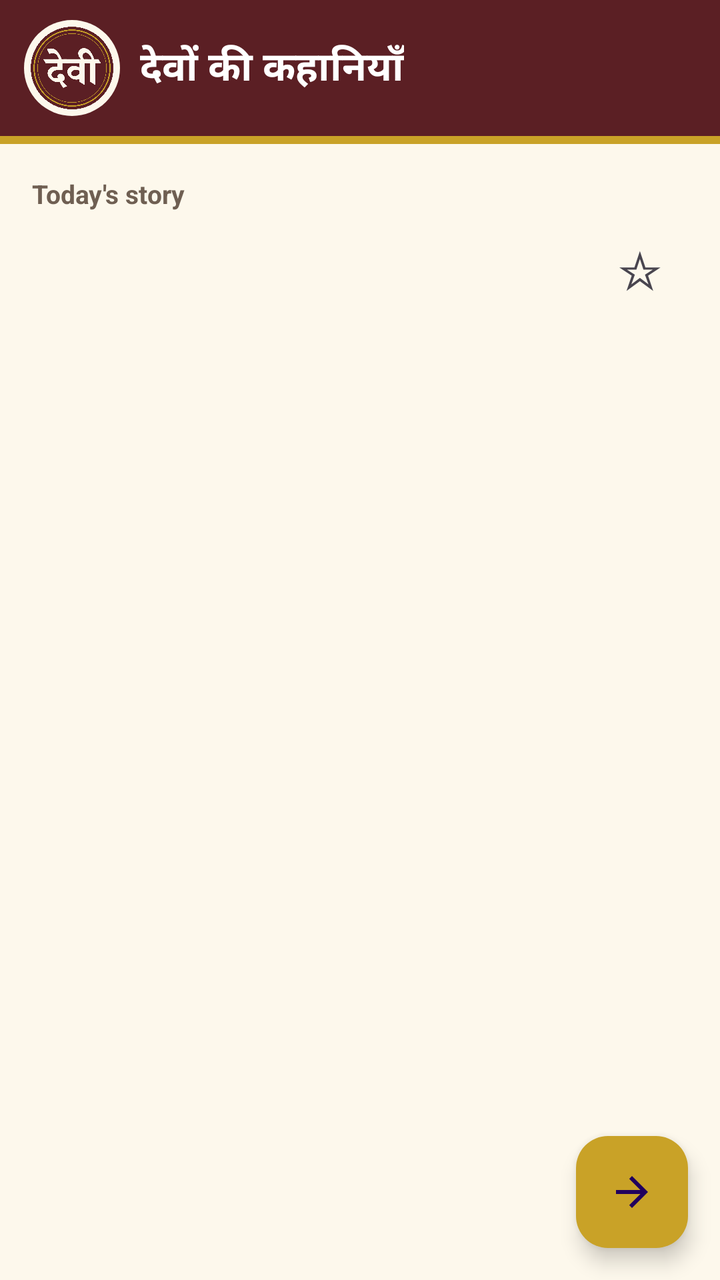
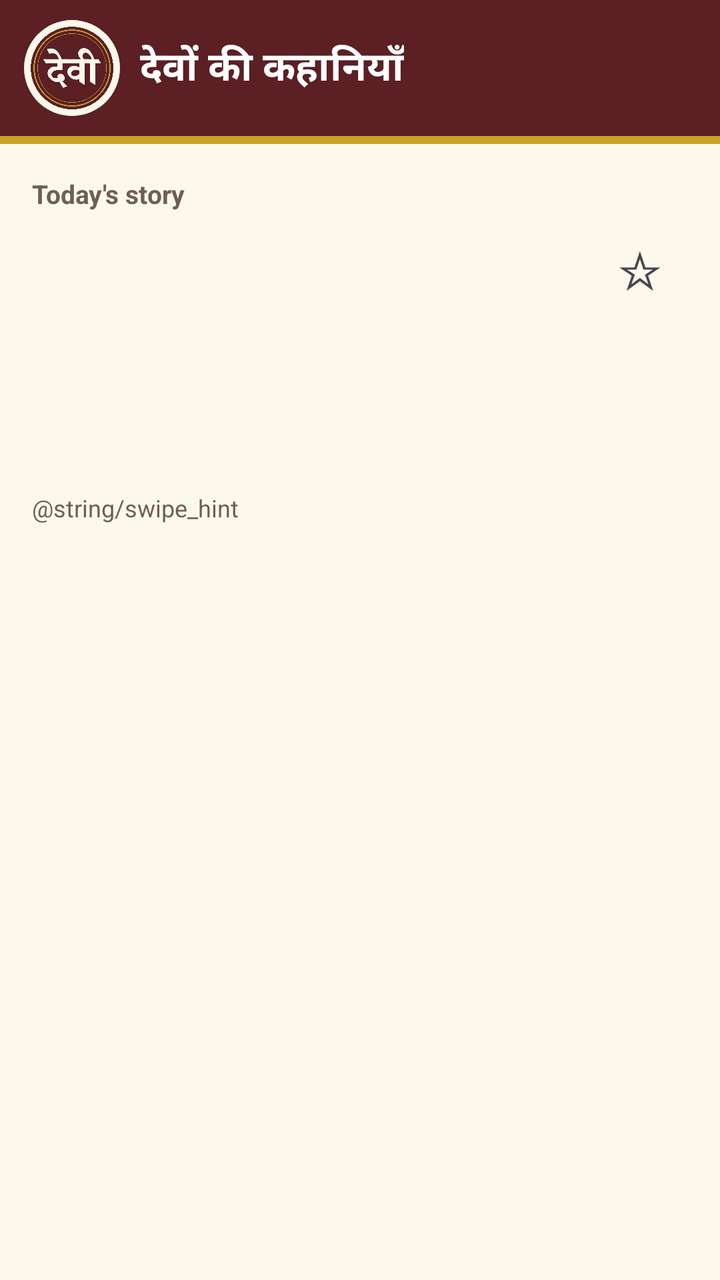

Screens rendered from an Android XML layout before and after an edit, with the pre-edit source and the edit as a unified diff.
<!-- AndroidManifest.xml: application theme Theme.HinduStorybooks -->
<!-- res/layout/fragment_home.xml -->
<?xml version="1.0" encoding="utf-8"?>
<androidx.constraintlayout.widget.ConstraintLayout xmlns:android="http://schemas.android.com/apk/res/android"
    xmlns:app="http://schemas.android.com/apk/res-auto"
    android:layout_width="match_parent"
    android:layout_height="match_parent"
    android:background="@color/cream">

    <ScrollView
        android:id="@+id/home_scroll"
        android:layout_width="0dp"
        android:layout_height="0dp"
        app:layout_constraintBottom_toBottomOf="parent"
        app:layout_constraintEnd_toEndOf="parent"
        app:layout_constraintStart_toStartOf="parent"
        app:layout_constraintTop_toTopOf="parent">

        <LinearLayout
            android:layout_width="match_parent"
            android:layout_height="wrap_content"
            android:orientation="vertical">

            <include layout="@layout/app_header" />

            <TextView
                android:id="@+id/home_kicker"
                android:layout_width="wrap_content"
                android:layout_height="wrap_content"
                android:layout_marginStart="16dp"
                android:layout_marginTop="16dp"
                android:text="@string/kicker_today"
                android:textColor="@color/muted"
                android:textSize="13sp"
                android:textStyle="bold" />

            <LinearLayout
                android:layout_width="match_parent"
                android:layout_height="wrap_content"
                android:layout_marginStart="16dp"
                android:layout_marginEnd="16dp"
                android:layout_marginTop="4dp"
                android:gravity="center_vertical"
                android:orientation="horizontal">

                <TextView
                    android:id="@+id/home_title"
                    android:layout_width="0dp"
                    android:layout_height="wrap_content"
                    android:layout_weight="1"
                    android:textColor="@color/maroon"
                    android:textSize="21sp"
                    android:textStyle="bold" />

                <TextView
                    android:id="@+id/home_star"
                    android:layout_width="48dp"
                    android:layout_height="48dp"
                    android:gravity="center"
                    android:text="☆"
                    android:textSize="26sp" />
            </LinearLayout>

            <ImageView
                android:id="@+id/home_painting"
                android:layout_width="match_parent"
                android:layout_height="wrap_content"
                android:layout_marginStart="16dp"
                android:layout_marginEnd="16dp"
                android:layout_marginTop="12dp"
                android:adjustViewBounds="true"
                android:background="@color/cream_dark"
                android:maxHeight="460dp"
                android:scaleType="fitCenter" />

            <TextView
                android:id="@+id/home_desc"
                android:layout_width="match_parent"
                android:layout_height="wrap_content"
                android:layout_marginStart="16dp"
                android:layout_marginEnd="16dp"
                android:layout_marginTop="12dp"
                android:textSize="15sp" />

            <TextView
                android:id="@+id/home_meta"
                android:layout_width="match_parent"
                android:layout_height="wrap_content"
                android:layout_marginStart="16dp"
                android:layout_marginEnd="16dp"
                android:layout_marginTop="6dp"
                android:layout_marginBottom="96dp"
                android:textColor="@color/muted"
                android:textSize="13sp" />
        </LinearLayout>
    </ScrollView>

    <com.google.android.material.floatingactionbutton.FloatingActionButton
        android:id="@+id/home_next"
        android:layout_width="wrap_content"
        android:layout_height="wrap_content"
        android:layout_margin="16dp"
        android:backgroundTint="@color/gold"
        android:contentDescription="@string/next_story"
        app:layout_constraintBottom_toBottomOf="parent"
        app:layout_constraintEnd_toEndOf="parent"
        app:srcCompat="@drawable/ic_arrow" />
</androidx.constraintlayout.widget.ConstraintLayout>
<!-- res/layout/app_header.xml (included above) -->
<?xml version="1.0" encoding="utf-8"?>
<LinearLayout xmlns:android="http://schemas.android.com/apk/res/android"
    android:layout_width="match_parent"
    android:layout_height="wrap_content"
    android:orientation="vertical">
    <LinearLayout
        android:layout_width="match_parent"
        android:layout_height="wrap_content"
        android:background="@color/maroon"
        android:gravity="center_vertical"
        android:paddingStart="12dp"
        android:paddingTop="10dp"
        android:paddingBottom="10dp">
        <ImageView
            android:id="@+id/header_logo"
            android:layout_width="48dp"
            android:layout_height="48dp"
            android:background="@drawable/seal_backdrop"
            android:contentDescription="@string/app_name"
            android:padding="2dp"
            android:src="@drawable/logo_devi_seal" />
        <TextView
            android:id="@+id/header_title"
            android:layout_width="wrap_content"
            android:layout_height="wrap_content"
            android:layout_marginStart="10dp"
            android:text="@string/app_name"
            android:textColor="@color/white"
            android:textSize="20sp"
            android:textStyle="bold" />
    </LinearLayout>
    <View
        android:layout_width="match_parent"
        android:layout_height="4dp"
        android:background="@color/gold" />
</LinearLayout>
<!-- resources referenced by this layout -->
<resources>
  <color name="cream">#fdf8ec</color>
  <color name="cream_dark">#f3ead2</color>
  <color name="gold">#c9a227</color>
  <color name="maroon">#5b1f24</color>
  <color name="muted">#6f5f52</color>
  <color name="white">#ffffff</color>
  <!-- drawable ic_arrow (drawable) -->
  <vector xmlns:android="http://schemas.android.com/apk/res/android"
      android:width="24dp" android:height="24dp" android:viewportWidth="24" android:viewportHeight="24">
      <path android:fillColor="#000000" android:pathData="M12,4l-1.4,1.4L16.2,11H4v2h12.2l-5.6,5.6L12,20l8,-8z" />
  </vector>
  <!-- drawable logo_devi_seal: png bitmap (drawable-nodpi, 43365 bytes) -->
  <!-- drawable seal_backdrop (drawable) -->
  <?xml version="1.0" encoding="utf-8"?>
  <shape xmlns:android="http://schemas.android.com/apk/res/android" android:shape="oval">
      <solid android:color="@color/cream" />
  </shape>
  <string name="app_name">देवों की कहानियाँ</string>
  <string name="kicker_today">Today\'s story</string>
  <string name="next_story">Next story</string>
  <style name="Theme.HinduStorybooks" parent="Theme.Material3.Light.NoActionBar">
          <item name="colorPrimary">@color/maroon</item>
          <item name="colorPrimaryDark">@color/maroon_dark</item>
          <item name="colorAccent">@color/gold</item>
          <item name="android:windowBackground">@color/cream</item>
          <item name="android:textColorPrimary">@color/ink</item>
      </style>
  <color name="maroon_dark">#421519</color>
  <color name="ink">#2b1d16</color>
</resources>

<!-- the commit's change to res/layout/fragment_home.xml (unified diff, before → after) -->
@@ -20,6 +20,12 @@
             android:orientation="vertical">
 
             <include layout="@layout/app_header" />
+
+            <LinearLayout
+                android:id="@+id/home_hero"
+                android:layout_width="match_parent"
+                android:layout_height="wrap_content"
+                android:orientation="vertical">
 
             <TextView
                 android:id="@+id/home_kicker"
@@ -87,22 +93,24 @@
                 android:layout_marginStart="16dp"
                 android:layout_marginEnd="16dp"
                 android:layout_marginTop="6dp"
-                android:layout_marginBottom="96dp"
+                android:layout_marginBottom="8dp"
                 android:textColor="@color/muted"
                 android:textSize="13sp" />
+
+            <TextView
+                android:id="@+id/home_swipe_hint"
+                android:layout_width="match_parent"
+                android:layout_height="wrap_content"
+                android:layout_marginStart="16dp"
+                android:layout_marginEnd="16dp"
+                android:layout_marginTop="12dp"
+                android:layout_marginBottom="24dp"
+                android:text="@string/swipe_hint"
+                android:textColor="@color/muted"
+                android:textSize="12sp" />
+            </LinearLayout>
         </LinearLayout>
     </ScrollView>
-
-    <com.google.android.material.floatingactionbutton.FloatingActionButton
-        android:id="@+id/home_next"
-        android:layout_width="wrap_content"
-        android:layout_height="wrap_content"
-        android:layout_margin="16dp"
-        android:backgroundTint="@color/gold"
-        android:contentDescription="@string/next_story"
-        app:layout_constraintBottom_toBottomOf="parent"
-        app:layout_constraintEnd_toEndOf="parent"
-        app:srcCompat="@drawable/ic_arrow" />
 </androidx.constraintlayout.widget.ConstraintLayout>
 <!-- res/layout/app_header.xml (included above) -->
 <?xml version="1.0" encoding="utf-8"?>
<!-- resource entries referenced after the edit -->
@@ -6,11 +6,6 @@
   <color name="maroon">#5b1f24</color>
   <color name="muted">#6f5f52</color>
   <color name="white">#ffffff</color>
-  <!-- drawable ic_arrow (drawable) -->
-  <vector xmlns:android="http://schemas.android.com/apk/res/android"
-      android:width="24dp" android:height="24dp" android:viewportWidth="24" android:viewportHeight="24">
-      <path android:fillColor="#000000" android:pathData="M12,4l-1.4,1.4L16.2,11H4v2h12.2l-5.6,5.6L12,20l8,-8z" />
-  </vector>
   <!-- drawable logo_devi_seal: png bitmap (drawable-nodpi, 43365 bytes) -->
   <!-- drawable seal_backdrop (drawable) -->
   <?xml version="1.0" encoding="utf-8"?>
@@ -19,7 +14,6 @@
   </shape>
   <string name="app_name">देवों की कहानियाँ</string>
   <string name="kicker_today">Today\'s story</string>
-  <string name="next_story">Next story</string>
   <style name="Theme.HinduStorybooks" parent="Theme.Material3.Light.NoActionBar">
           <item name="colorPrimary">@color/maroon</item>
           <item name="colorPrimaryDark">@color/maroon_dark</item>
